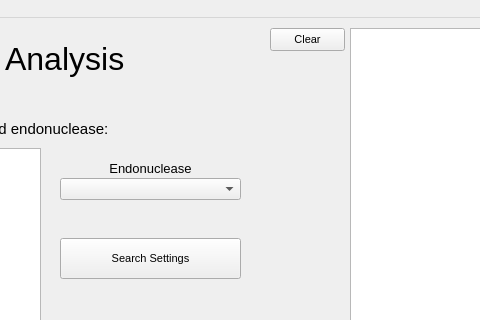
TrinhLab/CASPERapp, file populationanalysis.ui: the form before one commit; both pictures show x 170 to 650 and y 0 to 320 of the 1221 by 784 pixel window.
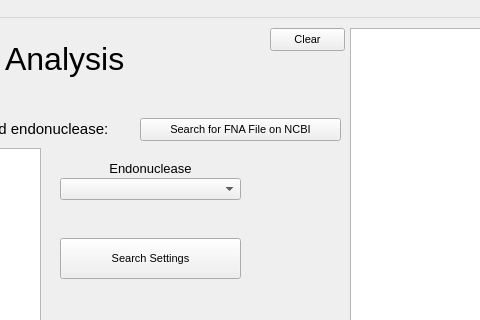
The form after the commit. Custom widgets are drawn as their Qt base class.

Commit message: moved the NCBI fna downloader out to it's own file, and began to tie the single fna/cspr code into pop analysis

The edit to the form file:
```diff
--- a/populationanalysis.ui
+++ b/populationanalysis.ui
@@ -247,6 +247,19 @@
      <string>Clear</string>
     </property>
    </widget>
+   <widget class="QPushButton" name="ncbi_search_button">
+    <property name="geometry">
+     <rect>
+      <x>310</x>
+      <y>100</y>
+      <width>201</width>
+      <height>23</height>
+     </rect>
+    </property>
+    <property name="text">
+     <string>Search for FNA File on NCBI</string>
+    </property>
+   </widget>
   </widget>
   <widget class="QMenuBar" name="menubar">
    <property name="geometry">
```
Left out of the diff: 3 changed lines with no effect on the pictures. The commit also changes 6 other files.
